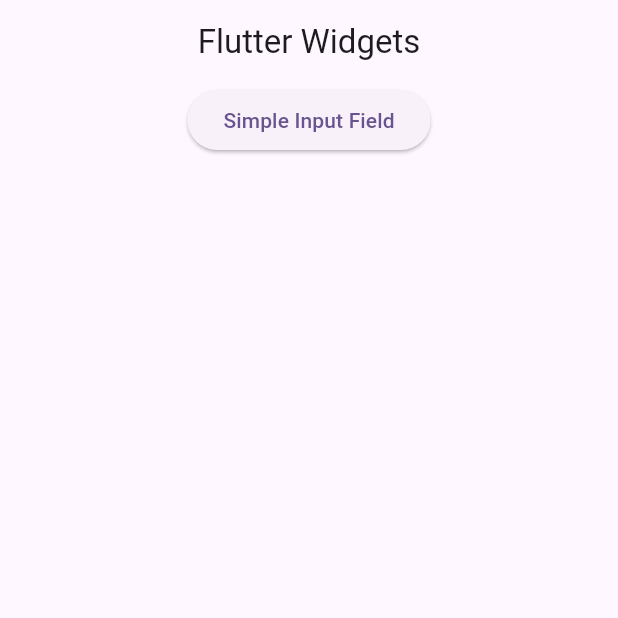
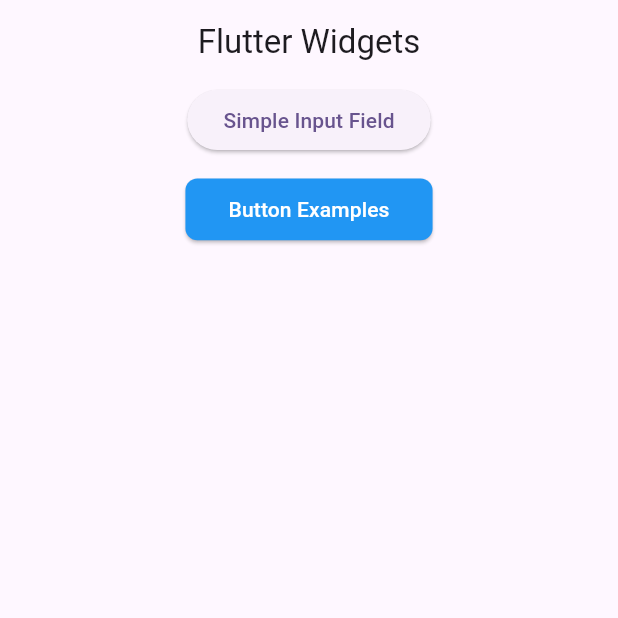
Before and after one commit to mdrazadev/Flutter-Widgets, a Flutter app: the screen it shows after launch, on a phone screen of 412 x 824 dp, the top half of it. Run offline on Flutter 3.47's test engine with Material 3 defaults, Android fonts, the phone set to English and light mode, and no system bars; our stand-ins replace get.

Commit message:
button widget addd

```diff
--- a/lib/home_page.dart
+++ b/lib/home_page.dart
@@ -1,5 +1,7 @@
 import 'package:flutter/material.dart';
+import 'package:flutter_widgets/screens/buttons_examples_screen.dart';
 import 'package:flutter_widgets/screens/simple_input_field_screen.dart';
+import 'package:flutter_widgets/widgets/buttons/simple_button_widget.dart';
 
 class HomePage extends StatelessWidget {
   const HomePage({super.key});
@@ -28,6 +30,21 @@ class HomePage extends StatelessWidget {
             },
             child: const Text('Simple Input Field'),
           ),
+          const SizedBox(
+            height: 15,
+          ),
+          SimpleButtonWidget(
+            label: 'Button Examples',
+            width: width * 0.4,
+            onPress: () {
+              Navigator.push(
+                context,
+                MaterialPageRoute(
+                  builder: (ctx) => const ButtonsExamplesScreen(),
+                ),
+              );
+            },
+          ),
         ],
       ),
     );
--- /dev/null
+++ b/lib/widgets/buttons/simple_button_widget.dart
@@ -0,0 +1,45 @@
+import 'package:flutter/material.dart';
+
+class SimpleButtonWidget extends StatelessWidget {
+  const SimpleButtonWidget({
+    super.key,
+    required this.label,
+    required this.onPress,
+    this.width,
+    this.height,
+    this.borderRadius = 8,
+    this.backgroundColor = Colors.blue,
+    this.foregroundColor = Colors.white,
+    this.disabled = false,
+  });
+
+  final String label;
+  final Function() onPress;
+  final double? width;
+  final double? height;
+  final double? borderRadius;
+  final Color? backgroundColor;
+  final Color? foregroundColor;
+  final bool? disabled;
+
+  @override
+  Widget build(BuildContext context) {
+    double wt = MediaQuery.of(context).size.width;
+    double ht = MediaQuery.of(context).size.height;
+    return SizedBox(
+      width: width ?? (wt * 0.9),
+      height: height ?? (ht * 0.05),
+      child: ElevatedButton(
+        onPressed: disabled! ? null : onPress,
+        style: ElevatedButton.styleFrom(
+          backgroundColor: backgroundColor,
+          foregroundColor: foregroundColor,
+          shape: RoundedRectangleBorder(
+            borderRadius: BorderRadius.circular(borderRadius!),
+          ),
+        ),
+        child: Text(label),
+      ),
+    );
+  }
+}
--- a/lib/widgets/input_fields/simple_dropdown_widget.dart
+++ b/lib/widgets/input_fields/simple_dropdown_widget.dart
@@ -5,7 +5,6 @@ import 'package:get/get.dart';
 class SimpleDropdownWidget extends StatelessWidget {
   const SimpleDropdownWidget({
     super.key,
-    required this.device,
     required this.list,
     required this.value,
     this.width,
@@ -18,10 +17,6 @@ class SimpleDropdownWidget extends StatelessWidget {
   final double? width;
   final double? height;
   final FocusNode? focusNode;
-
-  /// if [device = 1], means device is a mobile.
-  /// if [device = 2], means device is a web.
-  final int device;
 
   @override
   Widget build(BuildContext context) {
```
Also changed, not shown: lib/screens/buttons_examples_screen.dart (added, +64 -0 lines).
